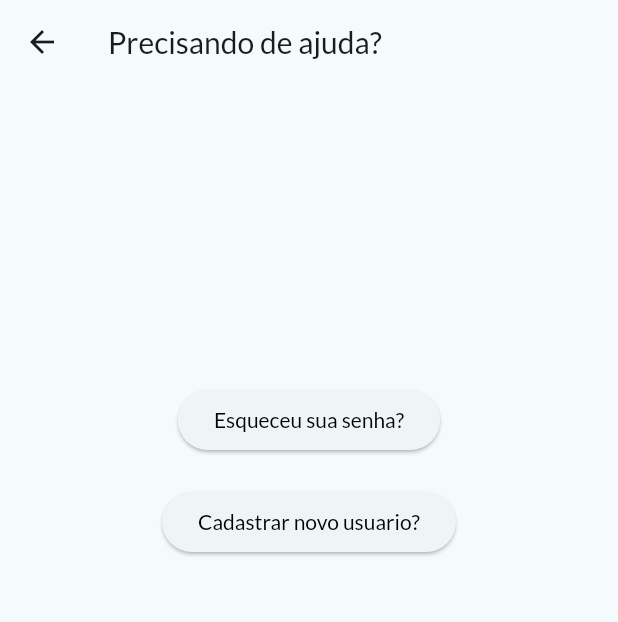
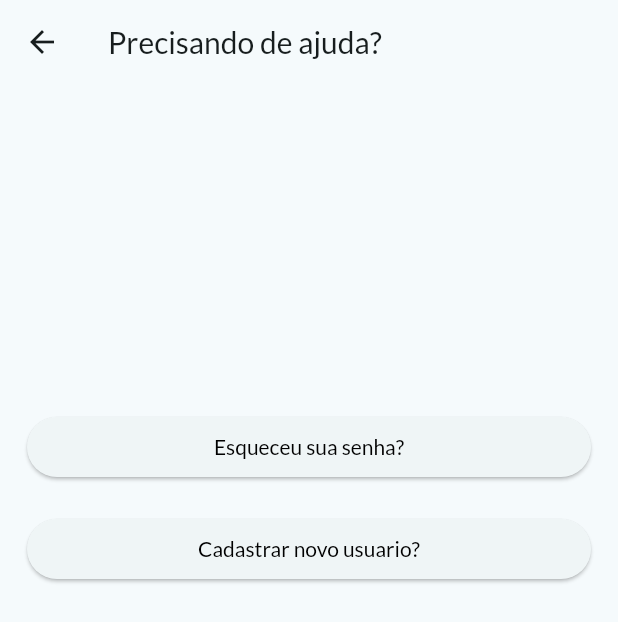
Before and after one commit to Carlos-Menezes94/visitants, a Flutter app: the screen it shows after launch, after a tap on "Precisa de ajuda?", on a phone screen of 412 x 824 dp. Shown: the top 622 px of the screen. Run offline on Flutter 3.47's test engine with Material 2 defaults, Android fonts, the phone set to English and light mode, and no system bars; our stand-ins replace cloud_firestore, connectivity_plus, dartz, firebase_auth, firebase_core, flutter_styled_toast and 6 more; accounts and stored records are empty; network calls fail.

Commit message:
Button layout tweaks

```diff
--- a/lib/app/features/login/presentation/pages/need_help_page.dart
+++ b/lib/app/features/login/presentation/pages/need_help_page.dart
@@ -21,29 +21,40 @@ class _NeedHelpPageState
   Widget build(BuildContext context) {
     return Scaffold(
       appBar: AppBar(title: const Text("Precisando de ajuda?")),
-      body: Column(children: [
+      body: Padding(
+        padding: const EdgeInsets.all(18.0),
+        child: Column(children: [
           const SizedBox(height: 200),
-        Center(
+          Row(
+            children: [
+              Expanded(
                 child: ElevatedButton(
-            onPressed: () {
-              LoginModule.to.navigator.pushNamed(RecoverPasswordPage.routeName);
-
-            },
+                  onPressed: () => LoginModule.to.navigator
+                      .pushNamed(RecoverPasswordPage.routeName),
                   child: const Text(
                     "Esqueceu sua senha?",
                     style: TextStyle(color: Colors.black),
                   ),
                 ),
               ),
+            ],
+          ),
           const SizedBox(height: 20),
-        ElevatedButton(
+          Row(
+            children: [
+              Expanded(
+                child: ElevatedButton(
                   onPressed: () {},
                   child: const Text(
                     "Cadastrar novo usuario?",
                     style: TextStyle(color: Colors.black),
                   ),
                 ),
+              ),
+            ],
+          ),
         ]),
+      ),
     );
   }
 }
```
Lines whose indentation alone changed are shown as unchanged.
